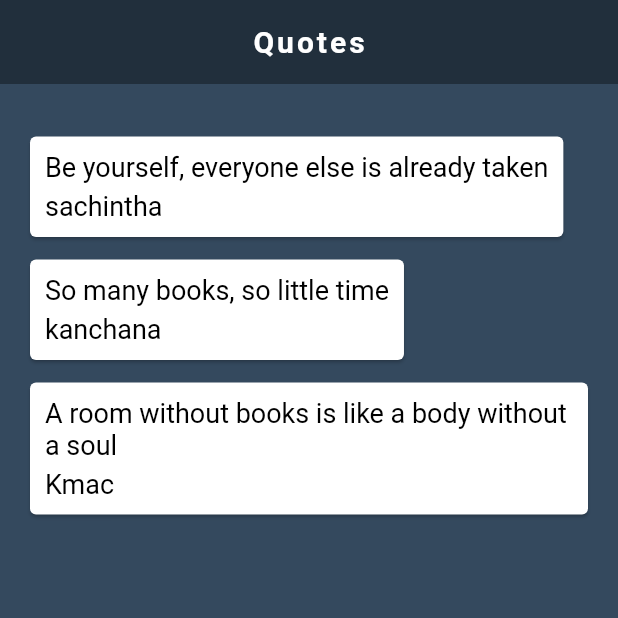
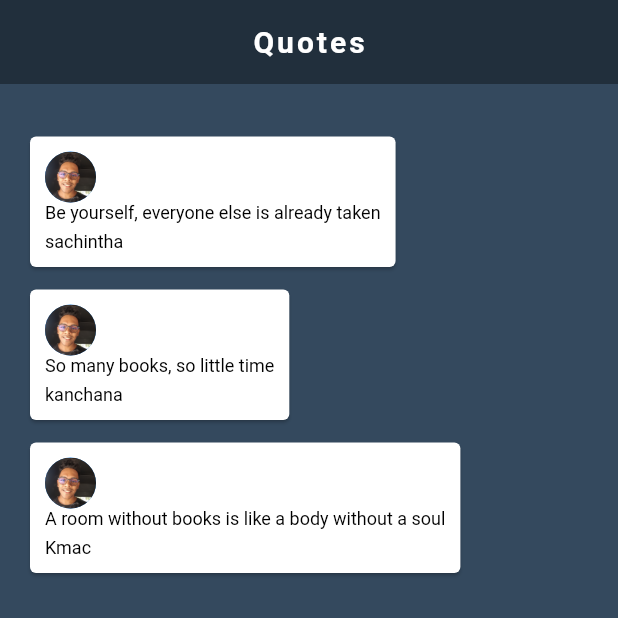
Before and after one commit to sachinthadilshandisanayaka/flutter-practice, a Flutter app: the screen it shows after launch, on a phone screen of 412 x 824 dp, the top half of it. Run offline on Flutter 3.47's test engine with Material 2 defaults, Android fonts, the phone set to English and light mode, and no system bars.

```diff
--- a/lib/main.dart
+++ b/lib/main.dart
@@ -36,10 +36,14 @@ class _QuotesState extends State<Quotes> {
         child: Column(
           crossAxisAlignment: CrossAxisAlignment.start,
           children: <Widget>[
+            CircleAvatar(
+              backgroundImage: AssetImage('assets/a.jpg'),
+              radius: 17.0,
+            ),
             Text(
               quote.text,
               style: TextStyle(
-                fontSize: 18.0,
+                fontSize: 12.0,
                 color: Colors.black,
               ),
             ),
@@ -49,7 +53,7 @@ class _QuotesState extends State<Quotes> {
             Text(
               quote.author,
               style: TextStyle(
-                fontSize: 18.0,
+                fontSize: 12.0,
                 color: Colors.black,
               ),
             )
--- a/pubspec.yaml
+++ b/pubspec.yaml
@@ -45,8 +45,8 @@ flutter:
   uses-material-design: true
 
   # To add assets to your application, add an assets section, like this:
-  # assets:
-  #   - images/a_dot_burr.jpeg
+  assets:
+    - assets/
   #   - images/a_dot_ham.jpeg
 
   # An image asset can refer to one or more resolution-specific "variants", see
```
Also changed, not shown: assets/a.jpg (added).
